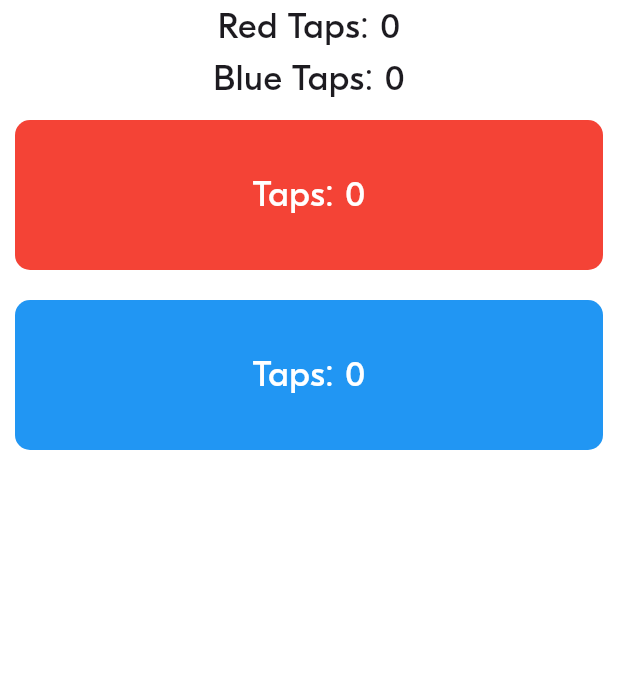
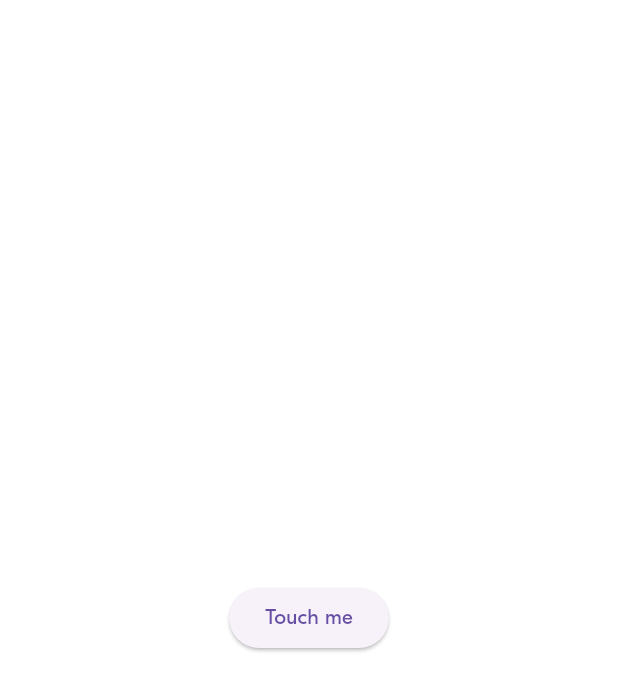
Before and after one commit to Vich64/W3__PRACTICE__QUIZ, a Flutter app: the Home widget shown alone on an empty page, opened directly, on a phone screen of 412 x 824 dp. Shown: the top 691 px of the screen. Run offline on Flutter 3.47's test engine with Material 3 defaults, Android fonts, the phone set to English and light mode, and no system bars; project files that could hold a hidden picture were left out.

Commit message:
BLA-003 Teammate healp Fix

```diff
--- a/lib/lesson/testcode.dart
+++ b/lib/lesson/testcode.dart
@@ -1,6 +1,6 @@
 import 'package:flutter/material.dart';
 abstract class ButtonListener {
-  void onClickButton {int newButton};
+  void onClickButton (int newButton);
 }
 
 class ButtonStation {
@@ -8,11 +8,37 @@ class ButtonStation {
   final List<ButtonListener> _listener = [];
 
   ButtonStation({this.clickButton = 0});
-  void addListener.addListener(listener)
+  void addListener(ButtonListener listener) {
+    _listener.add(listener);
+  }
+
+  void setButton (int setButton) {
+    if (setButton != clickButton){
+      clickButton = setButton;
+      _notifyListener();
+    }
+  }
+
+  void _notifyListener() {
+    for (ButtonListener listener in _listener){
+      listener.onClickButton(clickButton);
+    }
+  }
 }
 
+class Button extends ButtonListener {
+    Button(this.myButtonStation) {
+      myButtonStation.addListener(this);
+    }
 
+    final ButtonStation myButtonStation;
 
+      @override
+      void onClickButton(int newButton) {
+    // TODO: implement onClickButton
+        print("Button pressed");
+    }
+}
 
 
 
@@ -27,11 +53,6 @@ void main() {
   );
 }
 
-enum CardType { red, blue }
-
-///
-/// Handle the number of taps per color
-///
 class Home extends StatefulWidget {
   const Home({super.key});
 
@@ -39,97 +60,34 @@ class Home extends StatefulWidget {
   State<Home> createState() => _HomeState();
 }
 
-class _HomeState extends State<Home> {
-  int redTapCount = 0;
-  int blueTapCount = 0;
+class _HomeState extends State<Home> implements ButtonListener {
+  late ButtonStation buttonStation;
+  int counter = 0;
 
-  void _incrementRedTapCount() {
-    setState(() {
-      redTapCount++;
-    });
+  @override
+  void initState() {
+    super.initState();
+    buttonStation = ButtonStation();
+    buttonStation.addListener(this);
   }
 
-  void _incrementBlueTapCount() {
-    setState(() {
-      blueTapCount++;
-    });
+  void _pressButton() {
+    counter++;
+    buttonStation.setButton(counter);
+  }
+
+  @override
+  void onClickButton(int newButton) {
+    print("Button pressed. Current value: $newButton");
   }
 
   @override
   Widget build(BuildContext context) {
-    return Column(
-      children: [
-        StatisticsScreen(blueTaps: blueTapCount, redTaps: redTapCount),
-        ColorTap(
-          type: CardType.red,
-          onTap: _incrementRedTapCount,
-          tapCount: redTapCount,
-        ),
-        ColorTap(
-          type: CardType.blue,
-          onTap: _incrementBlueTapCount,
-          tapCount: blueTapCount,
-        ),
-      ],
-    );
-  }
-}
-
-class ColorTap extends StatelessWidget {
-  final CardType type;
-  final int tapCount;
-  final VoidCallback onTap;
-
-  const ColorTap({
-    super.key,
-    required this.type,
-    required this.tapCount,
-    required this.onTap,
-  });
-
-  Color get backgroundColor => type == CardType.red ? Colors.red : Colors.blue;
-
-  @override
-  Widget build(BuildContext context) {
-    return GestureDetector(
-      onTap: onTap,
-      child: Container(
-        margin: EdgeInsets.all(10),
-        decoration: BoxDecoration(
-          color: backgroundColor,
-          borderRadius: BorderRadius.circular(10),
-        ),
-        width: double.infinity,
-        height: 100,
-        child: Center(
-          child: Text(
-            'Taps: $tapCount',
-            style: TextStyle(fontSize: 24, color: Colors.white),
-          ),
-        ),
+    return Center(
+      child: ElevatedButton(
+        onPressed: _pressButton,
+        child: const Text("Touch me"),
       ),
     );
   }
 }
-
-class StatisticsScreen extends StatelessWidget {
-  final int redTaps;
-  final int blueTaps;
-
-  const StatisticsScreen({
-    super.key,
-    required this.redTaps,
-    required this.blueTaps,
-  });
-
-  @override
-  Widget build(BuildContext context) {
-    return Column(
-      mainAxisAlignment: MainAxisAlignment.center,
-      children: [
-        Text('Red Taps: $redTaps', style: TextStyle(fontSize: 24)),
-        Text('Blue Taps: $blueTaps', style: TextStyle(fontSize: 24)),
-      ],
-    );
-  }
-}
```
Also changed, not shown: lib/ui/screens/ride_location_picker.dart (+15 -8 lines).
